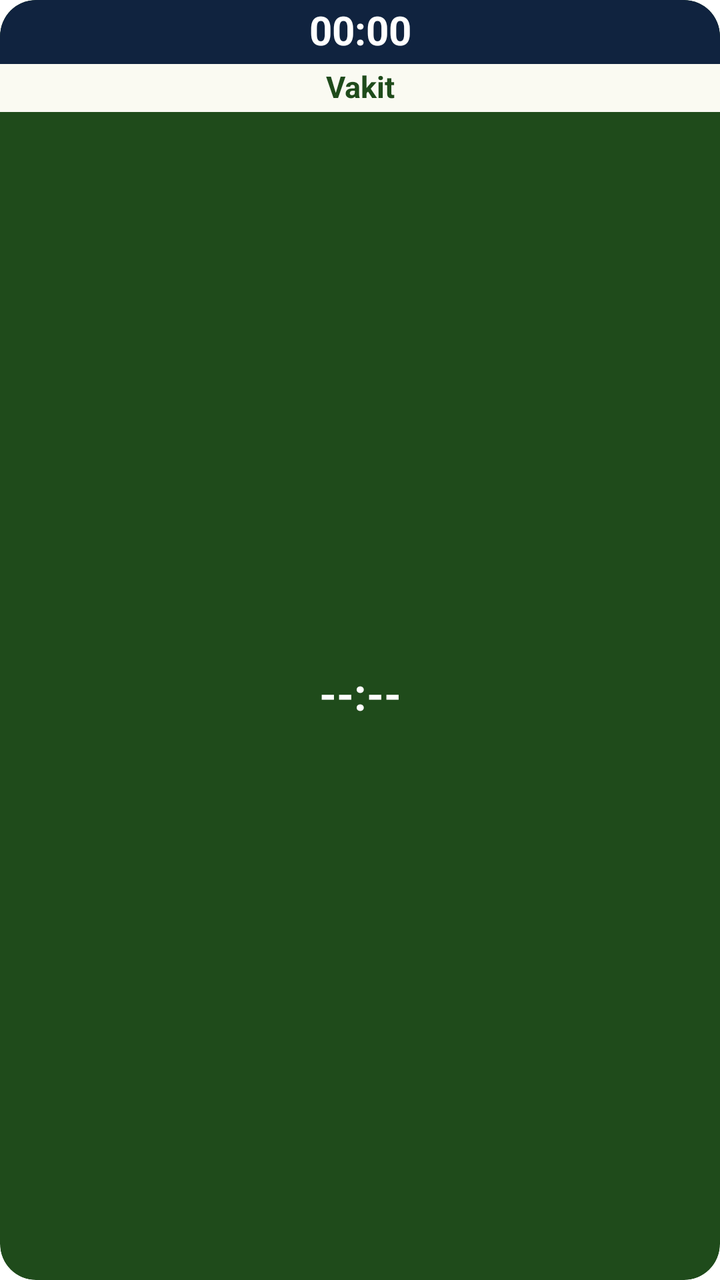
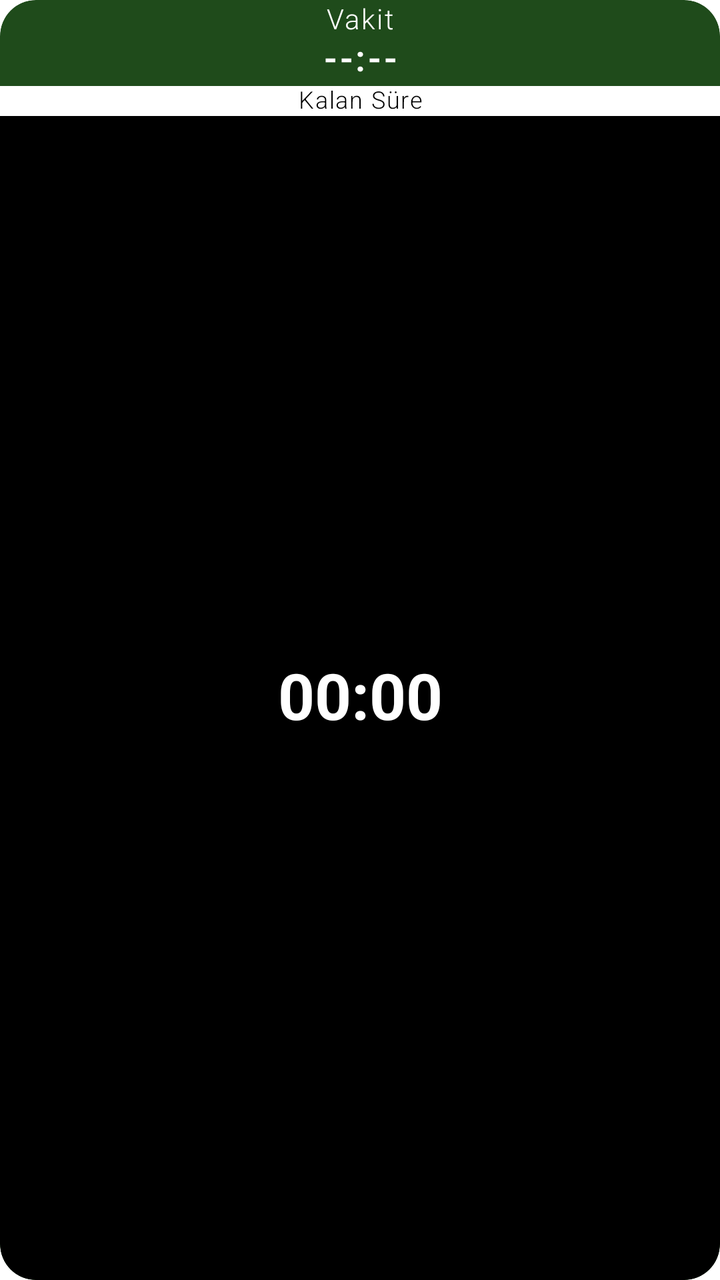

Two renders of the same Android screen: before a commit and after it. Below are the layout's source before the change and the commit's diff.
<!-- AndroidManifest.xml: fallback theme Theme.MaterialComponents.DayNight.NoActionBar -->
<!-- res/layout/prayer_time_widget.xml -->
<LinearLayout xmlns:android="http://schemas.android.com/apk/res/android"
    android:id="@+id/prayer_widget_root"
    android:layout_width="match_parent"
    android:layout_height="match_parent"
    android:background="@drawable/prayer_widget_background"
    android:clipToOutline="true"
    android:orientation="vertical">

    <Chronometer
        android:id="@+id/prayer_widget_countdown"
        android:layout_width="match_parent"
        android:layout_height="32dp"
        android:autoSizeMaxTextSize="20sp"
        android:autoSizeMinTextSize="13sp"
        android:autoSizeStepGranularity="1sp"
        android:autoSizeTextType="uniform"
        android:background="@drawable/prayer_widget_countdown_top"
        android:gravity="center"
        android:includeFontPadding="false"
        android:maxLines="1"
        android:text="00:00:00"
        android:textColor="#FFFFFF"
        android:textSize="20sp"
        android:textStyle="bold" />

    <TextView
        android:id="@+id/prayer_widget_label"
        android:layout_width="match_parent"
        android:layout_height="24dp"
        android:background="@drawable/prayer_widget_top"
        android:gravity="center"
        android:includeFontPadding="false"
        android:maxLines="1"
        android:text="Vakit"
        android:textColor="#1F4B1B"
        android:textSize="15sp"
        android:textStyle="bold" />

    <TextView
        android:id="@+id/prayer_widget_time"
        android:layout_width="match_parent"
        android:layout_height="0dp"
        android:layout_weight="1"
        android:gravity="center"
        android:includeFontPadding="false"
        android:maxLines="1"
        android:text="--:--"
        android:textColor="#FFFFFF"
        android:textSize="22sp"
        android:textStyle="bold" />
</LinearLayout>
<!-- resources referenced by this layout -->
<resources>
  <!-- drawable prayer_widget_background (drawable) -->
  <shape xmlns:android="http://schemas.android.com/apk/res/android">
      <solid android:color="#1F4B1B" />
      <corners android:radius="18dp" />
  </shape>
  <!-- drawable prayer_widget_countdown_top (drawable) -->
  <shape xmlns:android="http://schemas.android.com/apk/res/android">
      <solid android:color="#10233F" />
      <corners
          android:topLeftRadius="18dp"
          android:topRightRadius="18dp" />
  </shape>
  <!-- drawable prayer_widget_top (drawable) -->
  <shape xmlns:android="http://schemas.android.com/apk/res/android">
      <solid android:color="#FAFAF2" />
  </shape>
</resources>

<!-- the commit's change to res/layout/prayer_time_widget.xml (unified diff, before → after) -->
@@ -6,46 +6,74 @@
     android:clipToOutline="true"
     android:orientation="vertical">
 
-    <Chronometer
-        android:id="@+id/prayer_widget_countdown"
-        android:layout_width="match_parent"
-        android:layout_height="32dp"
-        android:autoSizeMaxTextSize="20sp"
-        android:autoSizeMinTextSize="13sp"
-        android:autoSizeStepGranularity="1sp"
-        android:autoSizeTextType="uniform"
-        android:background="@drawable/prayer_widget_countdown_top"
-        android:gravity="center"
-        android:includeFontPadding="false"
-        android:maxLines="1"
-        android:text="00:00:00"
-        android:textColor="#FFFFFF"
-        android:textSize="20sp"
-        android:textStyle="bold" />
-
     <TextView
         android:id="@+id/prayer_widget_label"
         android:layout_width="match_parent"
-        android:layout_height="24dp"
-        android:background="@drawable/prayer_widget_top"
+        android:layout_height="20dp"
+        android:fontFamily="sans-serif-light"
         android:gravity="center"
         android:includeFontPadding="false"
+        android:letterSpacing="0.05"
         android:maxLines="1"
         android:text="Vakit"
-        android:textColor="#1F4B1B"
-        android:textSize="15sp"
-        android:textStyle="bold" />
+        android:textColor="#FFFFFF"
+        android:textSize="14sp" />
 
     <TextView
         android:id="@+id/prayer_widget_time"
         android:layout_width="match_parent"
-        android:layout_height="0dp"
-        android:layout_weight="1"
+        android:layout_height="23dp"
+        android:autoSizeMaxTextSize="18sp"
+        android:autoSizeMinTextSize="14sp"
+        android:autoSizeStepGranularity="1sp"
+        android:autoSizeTextType="uniform"
+        android:fontFamily="sans-serif-light"
         android:gravity="center"
         android:includeFontPadding="false"
+        android:letterSpacing="0.07"
         android:maxLines="1"
         android:text="--:--"
         android:textColor="#FFFFFF"
-        android:textSize="22sp"
-        android:textStyle="bold" />
+        android:textSize="18sp"
+        android:textStyle="bold"
+        android:translationY="-2dp" />
+
+    <LinearLayout
+        android:layout_width="match_parent"
+        android:layout_height="0dp"
+        android:layout_weight="1"
+        android:background="@drawable/prayer_widget_countdown_bottom"
+        android:orientation="vertical">
+
+        <TextView
+            android:id="@+id/prayer_widget_remaining_label"
+            android:layout_width="match_parent"
+            android:layout_height="15dp"
+            android:background="@drawable/prayer_widget_remaining_band"
+            android:fontFamily="sans-serif-light"
+            android:gravity="center"
+            android:includeFontPadding="false"
+            android:letterSpacing="0.05"
+            android:maxLines="1"
+            android:text="Kalan Süre"
+            android:textColor="#000000"
+            android:textSize="12sp" />
+
+        <Chronometer
+            android:id="@+id/prayer_widget_countdown"
+            android:layout_width="match_parent"
+            android:layout_height="0dp"
+            android:layout_weight="1"
+            android:autoSizeMaxTextSize="32sp"
+            android:autoSizeMinTextSize="16sp"
+            android:autoSizeStepGranularity="1sp"
+            android:autoSizeTextType="uniform"
+            android:gravity="center"
+            android:includeFontPadding="false"
+            android:maxLines="1"
+            android:text="00:00:00"
+            android:textColor="#FFFFFF"
+            android:textSize="32sp"
+            android:textStyle="bold" />
+    </LinearLayout>
 </LinearLayout>
<!-- resource entries referenced after the edit -->
@@ -5,16 +5,16 @@
       <solid android:color="#1F4B1B" />
       <corners android:radius="18dp" />
   </shape>
-  <!-- drawable prayer_widget_countdown_top (drawable) -->
+  <!-- drawable prayer_widget_countdown_bottom (drawable) -->
   <shape xmlns:android="http://schemas.android.com/apk/res/android">
-      <solid android:color="#10233F" />
+      <solid android:color="#000000" />
       <corners
-          android:topLeftRadius="18dp"
-          android:topRightRadius="18dp" />
+          android:bottomLeftRadius="18dp"
+          android:bottomRightRadius="18dp" />
   </shape>
-  <!-- drawable prayer_widget_top (drawable) -->
+  <!-- drawable prayer_widget_remaining_band (drawable) -->
   <shape xmlns:android="http://schemas.android.com/apk/res/android">
-      <solid android:color="#FAFAF2" />
+      <solid android:color="#FFFFFF" />
   </shape>
 </resources>
 
